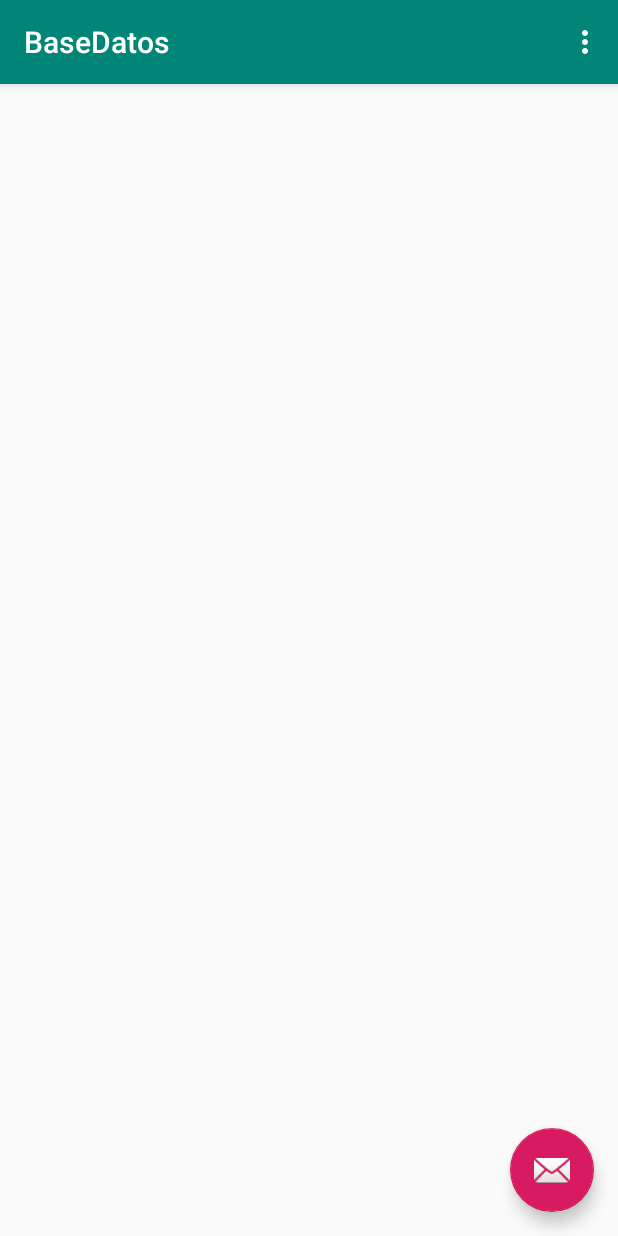
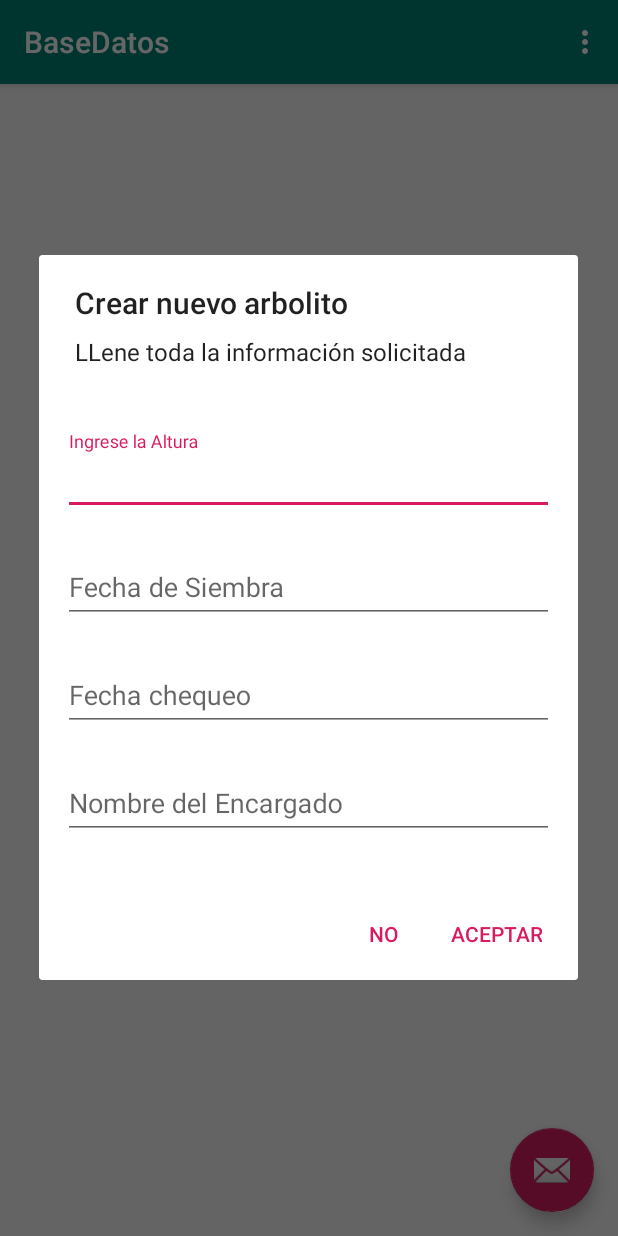
Before and after one commit to imJull/formulario, an Android app: the screen it shows after launch (MainActivity), after a tap on an icon or button, on a phone screen of 412 x 824 dp. Run offline under Robolectric (Android 15) with nearby library versions, the phone set to English and light mode, and no system bars; libraries missing offline, so code that uses them is left out: com.raizlabs.android; 2 statements that could not run were skipped.

Commit message:
Actualizado todo el video 6 y se arregló el guardar en la base de dats

```diff
--- a/app/src/main/java/unadeca/net/basedatos/activities/MainActivity.java
+++ b/app/src/main/java/unadeca/net/basedatos/activities/MainActivity.java
@@ -1,16 +1,23 @@
 package unadeca.net.basedatos.activities;
 
+import android.content.DialogInterface;
 import android.os.Bundle;
 import android.support.design.widget.FloatingActionButton;
 import android.support.design.widget.Snackbar;
+import android.support.design.widget.CoordinatorLayout;
+import android.support.design.widget.TextInputLayout;
+import android.support.v7.app.AlertDialog;
 import android.support.v7.app.AppCompatActivity;
 import android.support.v7.widget.Toolbar;
+import android.view.LayoutInflater;
 import android.view.View;
 import android.view.Menu;
 import android.view.MenuItem;
 import android.widget.ArrayAdapter;
 import android.widget.ListView;
+import android.widget.Toast;
 
+import com.raizlabs.android.dbflow.sql.language.Delete;
 import com.raizlabs.android.dbflow.sql.language.SQLite;
 
 import java.util.List;
@@ -21,6 +28,7 @@ import unadeca.net.basedatos.database.models.Arbolito_Table;
 
 public class MainActivity extends AppCompatActivity {
 
+    private CoordinatorLayout view;
     private ListView lista;
     @Override
     protected void onCreate(Bundle savedInstanceState) {
@@ -30,19 +38,21 @@ public class MainActivity extends AppCompatActivity {
         setSupportActionBar(toolbar);
 
         lista = findViewById(R.id.lista);
+        view = findViewById(R.id.content); //Coordinador que permite anclar vista
 
         ArrayAdapter<String> adaptador = new ArrayAdapter<>(this, android.R.layout.simple_list_item_1, getArbolitos());
 
         lista.setAdapter(adaptador);
 
+        //Metodo para mostrar
         setAdapter();
 
-        Arbolito cedro = new Arbolito();
-        cedro.altura = 10;
-        cedro.fecha_plantado = "2017-01-01";
-        cedro.fecha_plantado = "2019-02-01";
-        cedro.plantado_por = "Martin Perez";
-        cedro.save();
+        //Arbolito cedro = new Arbolito();
+        //cedro.altura = 10;
+        //cedro.fecha_plantado = "2017-01-01";
+        //cedro.fecha_plantado = "2019-02-01";
+        //cedro.plantado_por = "Martin Perez";
+        //cedro.save();
 
 
 
@@ -63,6 +73,9 @@ public class MainActivity extends AppCompatActivity {
                 //long contadoArbolitos = SQLite.selectCountOf().from(Arbolito.class).count();
                 //Snackbar.make(view, "Hay " + contadoArbolitos + " arbolitos registrados ", Snackbar.LENGTH_LONG)
                   //      .setAction("Action", null).show();
+
+                //EJEMPLO3 Implementacion dialogo
+                mostrarDialogo();
             }
         });
     }
@@ -101,4 +114,75 @@ public class MainActivity extends AppCompatActivity {
     private void setAdapter() {
         lista.setAdapter(new ArrayAdapter<>(this, android.R.layout.simple_list_item_1, getArbolitos()));
     }
+
+    public void mostrarDialogo(){
+        LayoutInflater layoutInflater = LayoutInflater.from(this);
+        View formulario = layoutInflater.inflate(R.layout.formulari, null);
+
+
+
+        AlertDialog.Builder builder = new AlertDialog.Builder(this);
+        builder.setView(formulario);
+        final TextInputLayout altura = formulario.findViewById(R.id.txtAltura);
+        final TextInputLayout siembra = formulario.findViewById(R.id.txtFechaSiembra);
+        final TextInputLayout revision = formulario.findViewById(R.id.txtChequeo);
+        final TextInputLayout encargado = formulario.findViewById(R.id.txtEncargado);
+
+
+
+        builder.setMessage("LLene toda la información solicitada").setTitle("Crear nuevo arbolito").setCancelable(false)
+                .setPositiveButton("ACEPTAR", new DialogInterface.OnClickListener() {
+            @Override
+            public void onClick(DialogInterface dialog, int which) {
+                //Try valida y el catch agarra los errores y muestra un mensaje.
+                try {
+                    validate(altura, siembra, revision, encargado);
+                    guardarABD(altura, siembra, revision, encargado);
+
+                }catch(Exception e){
+                    Snackbar.make(view, e.getMessage(), Snackbar.LENGTH_LONG)
+                        .setAction("Action", null).show();
+                }
+                dialog.dismiss();
+
+            }
+            //Boton Negtivo
+        }).setNegativeButton("No", new DialogInterface.OnClickListener() {
+            @Override
+            public void onClick(DialogInterface dialog, int which) {
+                dialog.dismiss();
+            }
+        });
+        AlertDialog dialogo = builder.create();
+        dialogo.show();
+    }
+
+    //Excepción por si hay espacios en blanco(Validación)
+    private void validate(TextInputLayout a, TextInputLayout s, TextInputLayout c, TextInputLayout e) throws Exception{
+        if(a.getEditText().getText().toString().isEmpty()) throw  new Exception("Se ocupa la altura del albolito");
+        if(s.getEditText().getText().toString().isEmpty()) throw  new Exception("Se ocupa la fecha de siembra del albolito");
+        if(a.getEditText().getText().toString().isEmpty()) throw  new Exception("Se ocupa la fecha del chequeo del albolito");
+        if(a.getEditText().getText().toString().isEmpty()) throw  new Exception("Se ocupa el nomre del encargado de albolito");
+    }
+
+    //Guardar en la base de datos
+    private void guardarABD(TextInputLayout a, TextInputLayout s, TextInputLayout c, TextInputLayout e){
+        Arbolito arbolito = new Arbolito();
+        arbolito.altura = Integer.parseInt(a.getEditText().getText().toString());
+        arbolito.fecha_plantado = s.getEditText().getText().toString();
+        arbolito.plantado_por = e.getEditText().getText().toString();
+        arbolito.fecha_ultima_revision = c.getEditText().getText().toString();
+        arbolito.save();
+        Snackbar.make(view, "Se ha guardado el arbolito", Snackbar.LENGTH_LONG)
+                .setAction("Action", null).show();
+
+        setAdapter();
+
+    }
+
+    //Borrar algunos registros de las bases de datos
+    private void borrarArbolito(){
+        Delete.table(Arbolito.class);
+        SQLite.delete().from(Arbolito.class).where(Arbolito_Table.altura.between(1).and(1000)).execute();
+    }
 }
--- a/app/src/main/res/layout/activity_main.xml
+++ b/app/src/main/res/layout/activity_main.xml
@@ -2,6 +2,7 @@
 <android.support.design.widget.CoordinatorLayout xmlns:android="http://schemas.android.com/apk/res/android"
     xmlns:app="http://schemas.android.com/apk/res-auto"
     xmlns:tools="http://schemas.android.com/tools"
+    android:id="@+id/content"
     android:layout_width="match_parent"
     android:layout_height="match_parent"
     tools:context=".activities.MainActivity">
```
